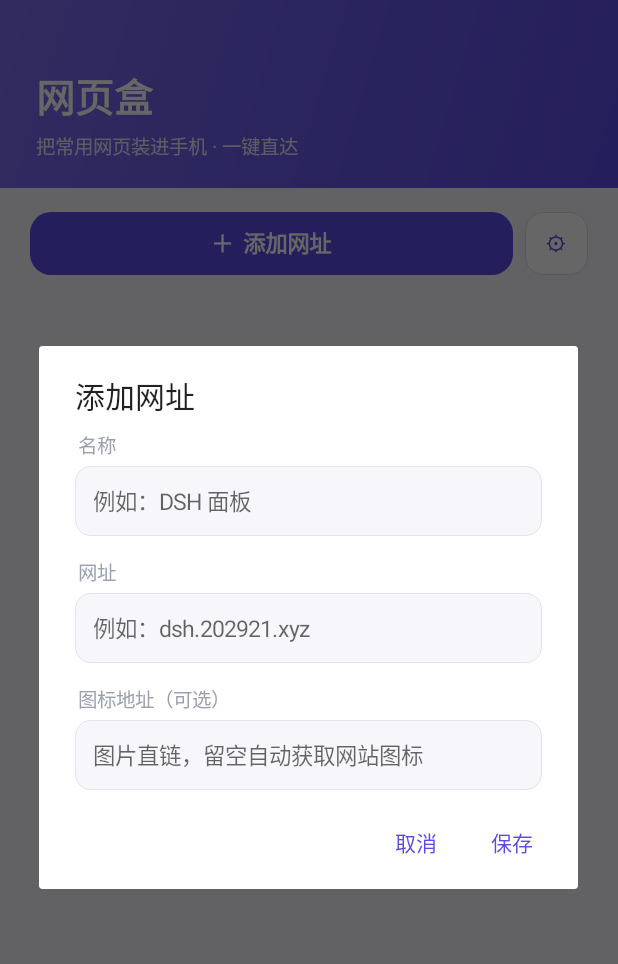
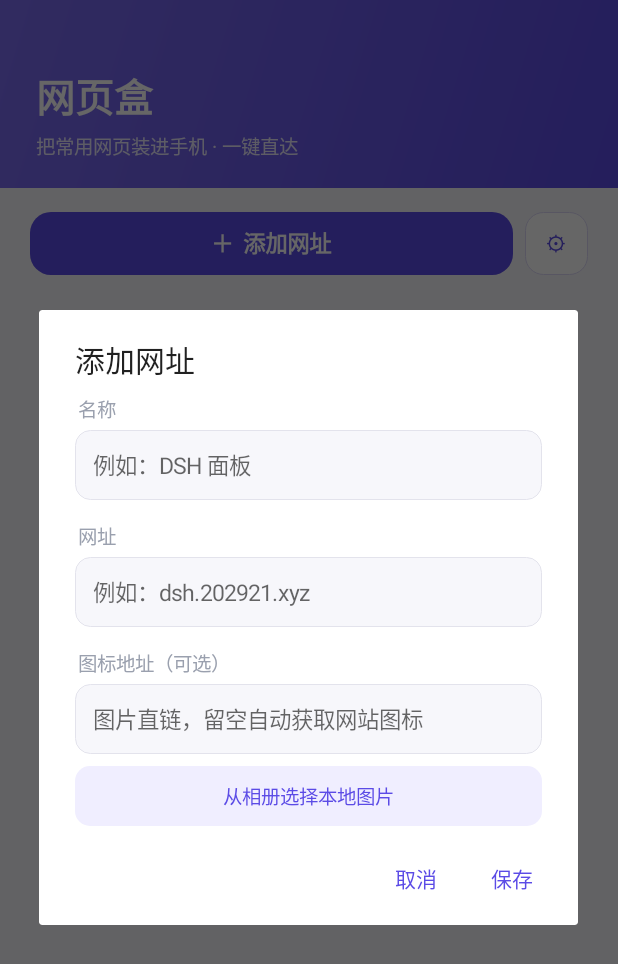
Before and after one commit to xb18/webbox-app, an Android app: the screen it shows after launch (MainActivity), after a tap on "＋ 添加网址", on a phone screen of 412 x 824 dp. Shown: the top 964 px of the screen. Run offline under Robolectric (Android 15) with nearby library versions, the phone set to English and light mode, and no system bars.

Commit message:
feat(icon): 支持从相册选择本地图片作为网站图标

```diff
--- a/android/app/src/main/java/com/xb18/webbox/MainActivity.kt
+++ b/android/app/src/main/java/com/xb18/webbox/MainActivity.kt
@@ -22,6 +22,8 @@ import android.widget.LinearLayout
 import android.widget.ScrollView
 import android.widget.TextView
 import android.widget.Toast
+import java.io.File
+import java.io.FileOutputStream
 import java.util.concurrent.Executors
 
 /** 网址管理主界面：手动增删网址、打开网页、添加桌面快捷方式、设置与更新。 */
@@ -35,6 +37,10 @@ class MainActivity : Activity() {
     private var progressDialog: android.app.Dialog? = null
     private var progressBar: android.widget.ProgressBar? = null
     private var progressText: TextView? = null
+    private var siteDialog: AlertDialog? = null
+    private var pendingSite: Site? = null
+    private var pendingIconPath: String = ""
+    private var pendingIsNew: Boolean = true
 
     private val primary = 0xFF5B4BE6.toInt()
     private val textDark = 0xFF1F2233.toInt()
@@ -158,6 +164,31 @@ class MainActivity : Activity() {
 
     override fun onActivityResult(requestCode: Int, resultCode: Int, data: Intent?) {
         super.onActivityResult(requestCode, resultCode, data)
+        if (requestCode == REQ_PICK_ICON) {
+            if (resultCode == RESULT_OK && data?.data != null) {
+                val uri = data.data ?: return
+                executor.execute {
+                    try {
+                        val dir = File(filesDir, "icons").apply { mkdirs() }
+                        val dest = File(dir, "local_${System.currentTimeMillis()}.png")
+                        contentResolver.openInputStream(uri).use { input ->
+                            FileOutputStream(dest).use { out -> input?.copyTo(out) }
+                        }
+                        mainHandler.post {
+                            showSiteDialog(pendingSite, dest.absolutePath, pendingIsNew)
+                        }
+                    } catch (_: Exception) {
+                        mainHandler.post {
+                            Toast.makeText(this, R.string.pick_icon_failed, Toast.LENGTH_SHORT).show()
+                            showSiteDialog(pendingSite, pendingIconPath, pendingIsNew)
+                        }
+                    }
+                }
+            } else {
+                showSiteDialog(pendingSite, pendingIconPath, pendingIsNew)
+            }
+            return
+        }
         if (requestCode == REQ_SETTINGS && resultCode == SettingsActivity.RESULT_CHECK_UPDATE) {
             updater.checkUpdate()
         }
@@ -461,7 +492,8 @@ class MainActivity : Activity() {
     }
 
     /** site 为 null 时是新增，否则编辑。 */
-    private fun showSiteDialog(site: Site?) {
+    /** isNew 为 true 表示新增（即使 site 带了临时回填内容）。 */
+    private fun showSiteDialog(site: Site?, presetIcon: String = "", isNew: Boolean = site == null) {
         val layout = LinearLayout(this).apply {
             orientation = LinearLayout.VERTICAL; setPadding(dp(24), dp(8), dp(24), dp(4))
         }
@@ -499,18 +531,50 @@ class MainActivity : Activity() {
         }
         val iconInput = EditText(this).apply {
             hint = getString(R.string.site_icon_hint)
-            setText(site?.iconUrl.orEmpty())
+            setText(presetIcon.ifBlank { site?.iconUrl.orEmpty() })
             inputType = InputType.TYPE_CLASS_TEXT or InputType.TYPE_TEXT_VARIATION_URI
             textSize = 15f; setTextColor(textDark)
             setPadding(dp(12), dp(12), dp(12), dp(12)); background = inputBackground()
+        }
+        val pickIcon = TextView(this).apply {
+            text = getString(R.string.pick_local_icon)
+            textSize = 13f; setTextColor(primary)
+            gravity = Gravity.CENTER; setPadding(dp(12), dp(10), dp(12), dp(10))
+            background = GradientDrawable().apply {
+                setColor(0xFFF0EEFF.toInt()); cornerRadius = dp(10).toFloat()
+            }
+            layoutParams = LinearLayout.LayoutParams(
+                ViewGroup.LayoutParams.MATCH_PARENT, ViewGroup.LayoutParams.WRAP_CONTENT
+            ).apply { setMargins(0, dp(8), 0, 0) }
+            setOnClickListener {
+                pendingIsNew = isNew
+                pendingIconPath = iconInput.text.toString()
+                pendingSite = (site ?: Site("", "", "")).copy(
+                    name = nameInput.text.toString(),
+                    url = SiteStore.normalizeUrl(urlInput.text.toString().ifBlank { site?.url.orEmpty() }),
+                    iconUrl = iconInput.text.toString(),
+                )
+                siteDialog?.dismiss()
+                val picker = Intent(Intent.ACTION_OPEN_DOCUMENT).apply {
+                    type = "image/*"
+                    addCategory(Intent.CATEGORY_OPENABLE)
+                }
+                try {
+                    startActivityForResult(picker, REQ_PICK_ICON)
+                } catch (_: Exception) {
+                    Toast.makeText(this@MainActivity, R.string.pick_icon_failed, Toast.LENGTH_SHORT).show()
+                    siteDialog?.show()
+                }
+            }
         }
         layout.apply {
             addView(nameLabel); addView(nameInput)
             addView(urlLabel); addView(urlInput)
             addView(iconLabel); addView(iconInput)
+            addView(pickIcon)
         }
-        AlertDialog.Builder(this)
-            .setTitle(if (site == null) R.string.add_site else R.string.edit_site)
+        siteDialog = AlertDialog.Builder(this)
+            .setTitle(if (isNew) R.string.add_site else R.string.edit_site)
             .setView(layout)
             .setPositiveButton(R.string.save) { _, _ ->
                 val url = urlInput.text.toString().trim()
@@ -520,7 +584,7 @@ class MainActivity : Activity() {
                 }
                 val name = nameInput.text.toString()
                 val icon = iconInput.text.toString()
-                if (site == null) store.add(name, url, icon) else store.update(site.id, name, url, icon)
+                if (isNew || site == null) store.add(name, url, icon) else store.update(site.id, name, url, icon)
                 refreshList()
             }
             .setNegativeButton(R.string.cancel, null)
@@ -543,5 +607,6 @@ class MainActivity : Activity() {
 
     companion object {
         private const val REQ_SETTINGS = 2001
+        private const val REQ_PICK_ICON = 2002
     }
 }
--- a/android/app/src/main/java/com/xb18/webbox/ShortcutHelper.kt
+++ b/android/app/src/main/java/com/xb18/webbox/ShortcutHelper.kt
@@ -28,6 +28,11 @@ object ShortcutHelper {
     /** 站点图标：优先自定义 iconUrl，否则自动抓取 favicon；失败返回 null。 */
     fun fetchSiteIcon(context: Context, site: Site): File? {
         if (site.iconUrl.isNotBlank()) {
+            // 本地选图：绝对路径且文件存在，直接返回
+            if (site.iconUrl.startsWith("/")) {
+                val local = File(site.iconUrl)
+                if (local.exists() && local.length() > 0) return local
+            }
             val cacheDir = File(context.filesDir, "icons").apply { mkdirs() }
             val target = File(cacheDir, "custom_${site.iconUrl.hashCode()}.png")
             if (target.exists() && target.length() > 0) return target
--- a/android/app/src/main/res/values/strings.xml
+++ b/android/app/src/main/res/values/strings.xml
@@ -6,6 +6,9 @@
     <string name="site_url">网址</string>
     <string name="site_icon">图标地址（可选）</string>
     <string name="site_icon_hint">图片直链，留空自动获取网站图标</string>
+    <string name="pick_local_icon">从相册选择本地图片</string>
+    <string name="icon_picked">已选择本地图标</string>
+    <string name="pick_icon_failed">读取图片失败，请重试</string>
     <string name="save">保存</string>
     <string name="site_name_hint">例如：DSH 面板</string>
     <string name="site_url_hint">例如：dsh.202921.xyz</string>
```
